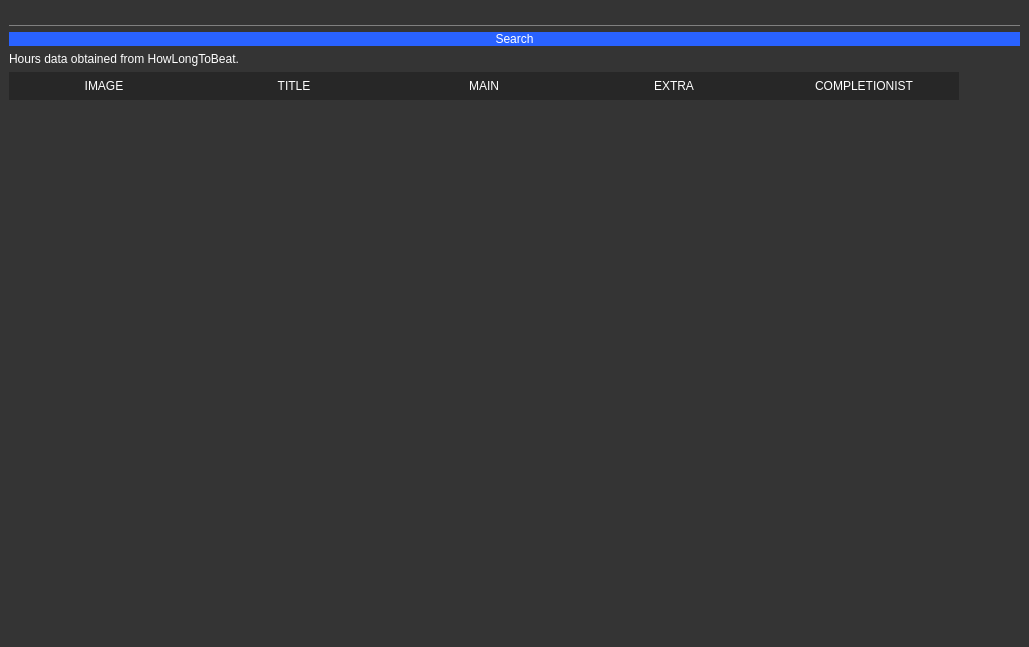
Above: howlongtobeat.ui from illud/qt-howlongtobeat before the change. Below: the same form after it.
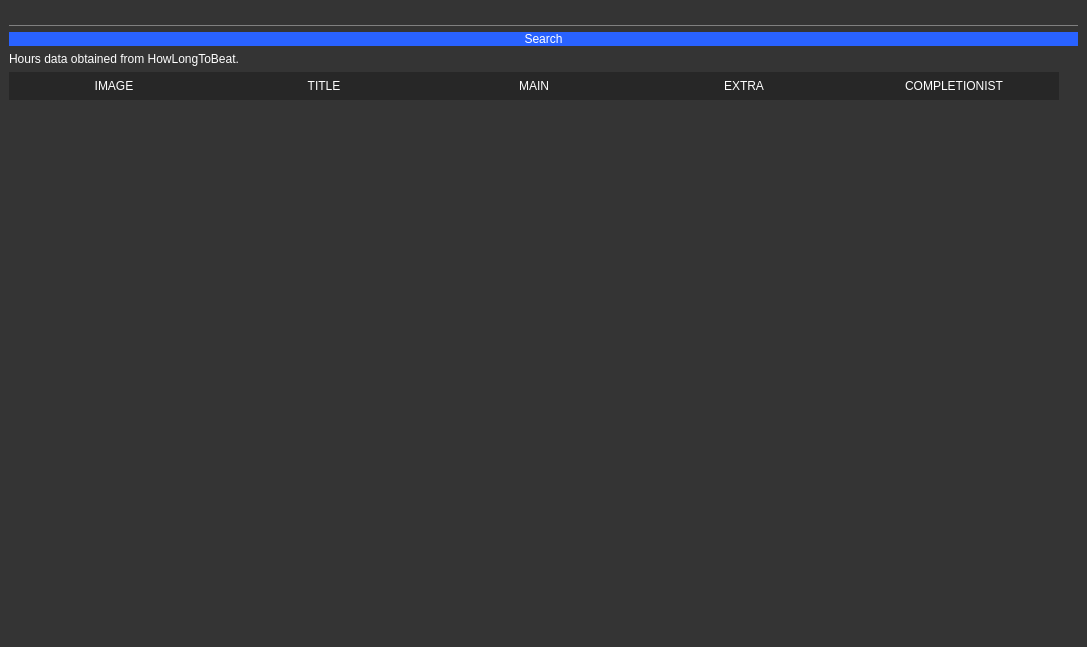
That is the form after the change.

Commit message: download image and display in table widget cell

```diff
--- a/howlongtobeat.ui
+++ b/howlongtobeat.ui
@@ -6,7 +6,7 @@
    <rect>
     <x>0</x>
     <y>0</y>
-    <width>1029</width>
+    <width>1087</width>
     <height>647</height>
    </rect>
   </property>
@@ -201,7 +201,7 @@
        <number>35</number>
       </attribute>
       <attribute name="horizontalHeaderDefaultSectionSize">
-       <number>190</number>
+       <number>210</number>
       </attribute>
       <attribute name="verticalHeaderVisible">
        <bool>false</bool>
```
The commit also changes 7 other files.
